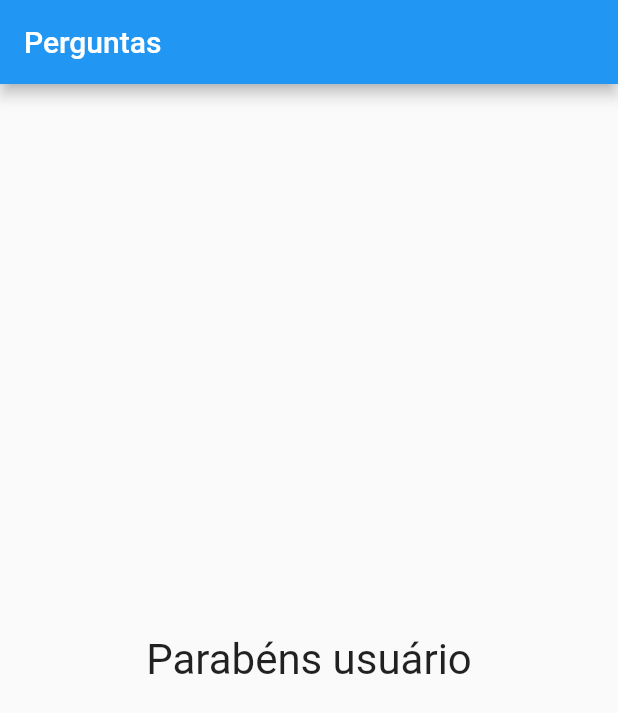
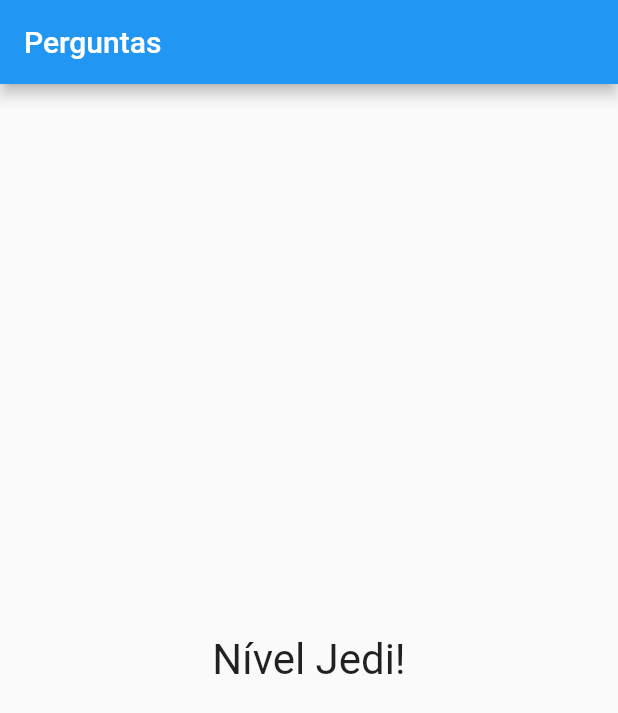
Before and after one commit to Daniel-Fonseca-da-Silva/Projeto_Perguntas, a Flutter app: the screen it shows after launch, after a tap on "Preto", after a tap on "Cobra", after a tap on "Pietro", on a phone screen of 412 x 824 dp. Shown: the top 713 px of the screen. Run offline on Flutter 3.47's test engine with Material 2 defaults, Android fonts, the phone set to English and light mode, and no system bars.

Commit message:
Adicionado resultado e pontuações ao aplicativo

```diff
--- a/lib/main.dart
+++ b/lib/main.dart
@@ -1,61 +1,81 @@
 import 'package:flutter/material.dart';
 import 'package:projeto_perguntas/questionario.dart';
 import './resultado.dart';
-import './questionario.dart';
 import './questionario.dart';
 
 main() => runApp(new PerguntaApp()); // Inícia a aplicação
 
 // Classe privada que gerencia o estado
 class _PerguntaAppState extends State<PerguntaApp> {
+
   // Variável privada
   var _perguntaSelecionada = 0;
+  var _pontuacaoTotal = 0;
 
   // Lista privada
   final _perguntas = [
     {
       'texto': 'Qual é a sua cor favorita?',
-      'respostas': ['Preto', 'Vermelho', 'Verde', 'Branco']
+      'respostas': [
+        {'texto': 'Preto', 'pontuacao': 10},
+        {'texto': 'Vermelho', 'pontuacao': 5},
+        {'texto': 'Verde', 'pontuacao': 3},
+        {'texto': 'Branco', 'pontuacao': 3},
+      ],
     },
     {
       'texto': 'Qual é o seu animal favorito?',
-      'respostas': ['Peixe', 'Cobra', 'Ave', 'Gato']
+      'respostas': [
+        {'texto': 'Peixe', 'pontuacao': 10},
+        {'texto': 'Cobra', 'pontuacao': 5},
+        {'texto': 'Ave'  , 'pontuacao': 3},
+        {'texto': 'Gato' , 'pontuacao': 1},
+      ],
     },
     {
       'texto': 'Qual é o seu instrutor favorito?',
-      'respostas': ['Nikolai', 'Irina', 'Pietro', 'Will']
+      'respostas': [
+        {'texto': 'Nikolai', 'pontuacao': 30},
+        {'texto': 'Irina'  , 'pontuacao': 5},
+        {'texto': 'Pietro' , 'pontuacao': 3},
+        {'texto': 'Will'   , 'pontuacao': 2},
+      ]
     }
   ];
 
-      // Metódo de validação
+  // Metódo de validação
   bool get temPerguntaSelecionada {
     return _perguntaSelecionada < _perguntas.length;
   }
 
-    // Metódo privado
-  void _responder() {
+  // Metódo privado
+  void _responder(int pontuacao) {
     if (temPerguntaSelecionada) {
       setState(() {
         _perguntaSelecionada++;
+        _pontuacaoTotal += pontuacao;
       });
     }
+
+  print(_pontuacaoTotal);
+
   }
 
   // Metódo build
   @override // <- Sobrescrevendo o método build
   Widget build(BuildContext context) {
-
     return new MaterialApp(
       home: Scaffold(
         appBar: AppBar(
           title: Text('Perguntas'),
         ),
         body: temPerguntaSelecionada
-            ? Questionario(perguntas: _perguntas,
-              perguntaSelecionada: _perguntaSelecionada,
-              quandoResponder: _responder,
-            )
-            : Resultado(),
+            ? Questionario(
+                perguntas: _perguntas,
+                perguntaSelecionada: _perguntaSelecionada,
+                quandoResponder: _responder,
+              )
+            : Resultado(_pontuacaoTotal),
       ),
     );
   }
--- a/lib/questionario.dart
+++ b/lib/questionario.dart
@@ -8,7 +8,7 @@ class Questionario extends StatelessWidget {
   final int perguntaSelecionada;
 
   // Função
-  final void Function() quandoResponder;
+  final void Function(int) quandoResponder;
 
   // Construtor
   Questionario({
@@ -25,14 +25,18 @@ class Questionario extends StatelessWidget {
   @override
   Widget build(BuildContext context) {
 
-    List<String> respostas = temPerguntaSelecionada
+    List<Map<String, Object>> respostas = temPerguntaSelecionada
         ? perguntas[perguntaSelecionada].cast()['respostas']
-        : [''];
+        : '';
 
     return Column(
       children: <Widget>[
         Questao(perguntas[perguntaSelecionada]['texto'].toString()),
-        ...respostas.map((t) => Resposta(t, quandoResponder)).toList(),
+        ...respostas.map((resp) {
+          return Resposta(resp['texto'],
+          () => quandoResponder(resp['pontuacao']),
+          );
+        }).toList(),
       ],
     );
   }
--- a/lib/resultado.dart
+++ b/lib/resultado.dart
@@ -1,11 +1,30 @@
 import 'package:flutter/material.dart';
 
 class Resultado extends StatelessWidget {
+// Variável
+  final int pontuacao;
+
+// Construtor
+  Resultado(this.pontuacao);
+
+// Metódo get que retorna string
+  String get fraseResultado {
+    if (pontuacao < 8) {
+      return 'Parabéns!';
+    } else if (pontuacao < 12) {
+      return 'Você é bom!';
+    } else if (pontuacao < 16) {
+      return 'Impressionante!';
+    } else {
+      return 'Nível Jedi!';
+    }
+  }
+
   @override
   Widget build(BuildContext context) {
     return Center(
         child: Text(
-      'Parabéns usuário',
+      fraseResultado,
       style: TextStyle(fontSize: 28),
     ));
   }
```
